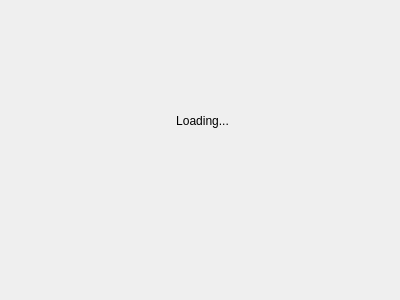
Old version of the form src/loadingscreendialog.ui in the repository maxlamberti/Diogenes.
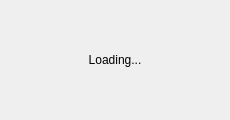
New version of the form.

Commit message: improves ui and window sizing

Patch:
```diff
--- a/src/loadingscreendialog.ui
+++ b/src/loadingscreendialog.ui
@@ -6,22 +6,16 @@
    <rect>
     <x>0</x>
     <y>0</y>
-    <width>400</width>
-    <height>300</height>
+    <width>230</width>
+    <height>120</height>
    </rect>
   </property>
   <property name="windowTitle">
    <string>Dialog</string>
   </property>
+  <layout class="QVBoxLayout" name="verticalLayout">
+   <item>
   <widget class="QLabel" name="LoadingScreenText">
-   <property name="geometry">
-    <rect>
-     <x>27</x>
-     <y>30</y>
-     <width>351</width>
-     <height>181</height>
-    </rect>
-   </property>
    <property name="text">
     <string>Loading...</string>
    </property>
@@ -32,6 +26,8 @@
     <bool>true</bool>
    </property>
   </widget>
+   </item>
+  </layout>
  </widget>
  <resources/>
  <connections/>
```
Lines whose indentation alone changed are shown as unchanged. The commit also changes 4 other files.
